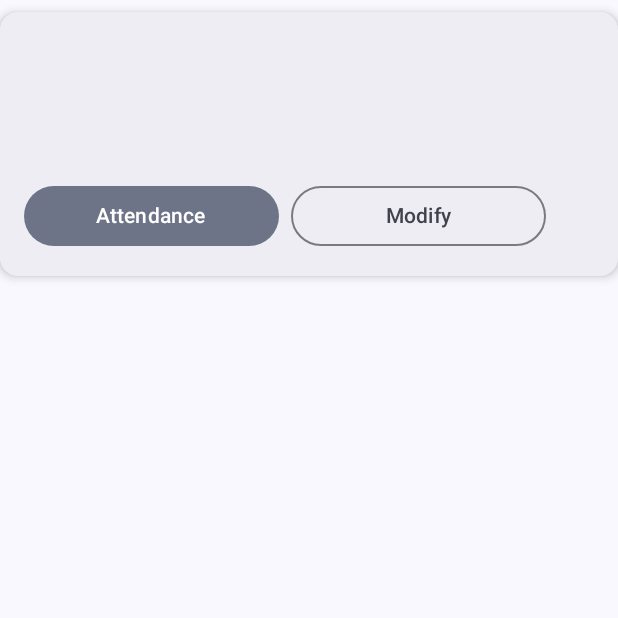
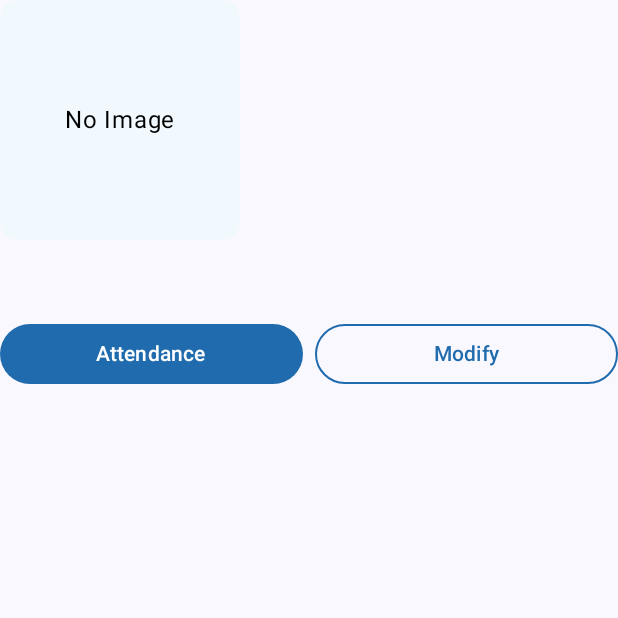
Before and after one commit to yazanalkherret/gju-events, an Android app built with Jetpack Compose: the composable EventItem shown on its own in the app's theme, on a phone screen of 412 x 824 dp, the top half of it. Run offline under Robolectric (Android 15) with nearby library versions, the phone set to English and light mode, and no system bars; our stand-ins replace Firebase (no records; nobody signed in at launch, a user with empty details on screens opened directly).

Commit message:
Redesign Event Item for Admin

```diff
--- a/app/src/main/java/com/example/myapplication/components/EventItem.kt
+++ b/app/src/main/java/com/example/myapplication/components/EventItem.kt
@@ -2,6 +2,7 @@ package com.example.myapplication.components
 
 
 
+import androidx.compose.foundation.BorderStroke
 import androidx.compose.foundation.Image
 import androidx.compose.foundation.background
 import androidx.compose.foundation.clickable
@@ -20,6 +21,8 @@ import androidx.compose.foundation.layout.requiredSize
 import androidx.compose.foundation.layout.requiredWidth
 import androidx.compose.foundation.layout.width
 import androidx.compose.foundation.shape.RoundedCornerShape
+import androidx.compose.material3.Button
+import androidx.compose.material3.ButtonDefaults
 import androidx.compose.material3.Card
 import androidx.compose.material3.CardDefaults
 import androidx.compose.material3.FilledTonalButton
@@ -27,15 +30,21 @@ import androidx.compose.material3.MaterialTheme
 import androidx.compose.material3.OutlinedButton
 import androidx.compose.material3.Text
 import androidx.compose.runtime.Composable
+import androidx.compose.runtime.getValue
+import androidx.compose.runtime.mutableStateOf
+import androidx.compose.runtime.remember
+import androidx.compose.runtime.setValue
 import androidx.compose.ui.Alignment
 import androidx.compose.ui.Modifier
 import androidx.compose.ui.draw.clip
+import androidx.compose.ui.graphics.Color
 import androidx.compose.ui.layout.ContentScale
 import androidx.compose.ui.text.style.TextOverflow
 import androidx.compose.ui.unit.dp
 import androidx.navigation.NavController
 import coil.compose.rememberAsyncImagePainter
 import com.example.myapplication.utils.decodeBase64ToImage
+
 
 @Composable
 fun EventItem(
@@ -49,17 +58,16 @@ fun EventItem(
     Card(
         modifier = Modifier
             .fillMaxWidth()
-            .padding(vertical = 8.dp)
+            //.padding(vertical = 8.dp)
             .clickable { onCardClick() },
-        elevation = CardDefaults.cardElevation(defaultElevation = 4.dp),
         colors = CardDefaults.cardColors(
-            containerColor = MaterialTheme.colorScheme.surfaceContainer
+            containerColor = MaterialTheme.colorScheme.background
         )
     ) {
         Column(
             modifier = Modifier
-                .fillMaxWidth()
-                .padding(16.dp)
+                .fillMaxWidth(),
+            verticalArrangement = Arrangement.spacedBy(16.dp)
         )
         {
             Row(
@@ -68,41 +76,27 @@ fun EventItem(
                 verticalAlignment = Alignment.Top
             ) {
                 // Left Column (Image + Date/Time)
-                        Column(modifier = Modifier.width(100.dp)) {
-                            event.imageBase64?.let { base64 ->
-                                val imageBitmap = decodeBase64ToImage(base64)
+                Column(modifier = Modifier.width(160.dp)) {
+                    val imageBase64 = event.imageBase64
+                    if (imageBase64 != null) {
+                        val imageBitmap = decodeBase64ToImage(imageBase64)
                         if (imageBitmap != null) {
                             Image(
                                 bitmap = imageBitmap,
                                 contentDescription = "Event Image",
                                 modifier = Modifier
-                                            .size(100.dp, 120.dp)
+                                    .size(160.dp, 160.dp)
                                     .clip(MaterialTheme.shapes.medium),
                                 contentScale = ContentScale.Crop
                             )
                         } else {
-                                    // Optional: Show a placeholder or error message
-                                    Box(
-                                        modifier = Modifier
-                                            .size(100.dp, 120.dp)
-                                            .clip(MaterialTheme.shapes.medium)
-                                            .background(MaterialTheme.colorScheme.surfaceVariant)
-                                    ) {
-                                        Text(
-                                            text = "No Image",
-                                            modifier = Modifier.align(Alignment.Center)
-                                        )
+                            // Base64 string exists but decoding failed
+                            NoImagePlaceholder()
                         }
+                    } else {
+                        // No Base64 string at all
+                        NoImagePlaceholder()
                     }
-                            }
-
-                            Spacer(modifier = Modifier.height(8.dp))
-
-                            Text(
-                                text = "${event.date} ${event.time}",
-                                style = MaterialTheme.typography.labelSmall,
-                                color = MaterialTheme.colorScheme.onSurfaceVariant
-                            )
                 }
 
                 // Right Column (Content)
@@ -115,43 +109,45 @@ fun EventItem(
                         overflow = TextOverflow.Ellipsis
                     )
 
-                            Spacer(modifier = Modifier.height(8.dp))
-
                     Text(
                         text = event.description,
                         style = MaterialTheme.typography.bodyMedium,
                         color = MaterialTheme.colorScheme.onSurfaceVariant,
-                                //minLines = 4,
                         maxLines = 3,
                         overflow = TextOverflow.Ellipsis
                     )
 
-                            Spacer(modifier = Modifier.height(8.dp))
-
-                            // Room aligned to right under description
+                }
+            }
             Row(
                 modifier = Modifier.fillMaxWidth(),
-                                horizontalArrangement = Arrangement.End
+                horizontalArrangement = Arrangement.SpaceBetween
             ) {
+                Text(
+                    text = "${event.date} ${event.time}",
+                    style = MaterialTheme.typography.labelSmall,
+                    color = MaterialTheme.colorScheme.onSurfaceVariant
+                )
                 Text(
                     text = event.room,
                     style = MaterialTheme.typography.labelLarge,
-                                    color = MaterialTheme.colorScheme.primary
+                    color = Color(0xFF1F6BAD)
                 )
-                            }
-                        }
             }
 
             // Buttons Row
             Row(
                 modifier = Modifier
-                            .fillMaxWidth()
-                            .padding(top = 16.dp),
+                    .fillMaxWidth(),
                 horizontalArrangement = Arrangement.Start
             ) {
-                        FilledTonalButton(
+                Button(
                     onClick = { onAttendanceClick() },
-                            modifier = Modifier.requiredWidth(170.dp)
+                    modifier = Modifier.weight(1f),
+                    colors = ButtonDefaults.buttonColors(
+                        containerColor = Color(0xFF1F6BAD),
+                        contentColor = Color.White
+                    )
                 ) {
                     Text("Attendance")
                 }
@@ -160,11 +156,21 @@ fun EventItem(
 
                 OutlinedButton(
                     onClick = { navController.navigate(Screen.ModifyEvent.createRoute(event.id)) },
-                            modifier = Modifier.requiredWidth(170.dp)
-                        ) {
+                    modifier = Modifier.weight(1f),
+                    colors = ButtonDefaults.outlinedButtonColors(
+                        contentColor = Color(0xFF1F6BAD) // text/icon color
+                    ),
+                    border = BorderStroke(1.dp, Color(0xFF1F6BAD)) // border color and thickness
+                )
+
+                 {
                     Text("Modify")
                 }
             }
         }
+
+            Spacer(modifier = Modifier.height(8.dp))
+
+
         }
     }
```
Lines whose indentation alone changed are shown as unchanged.
